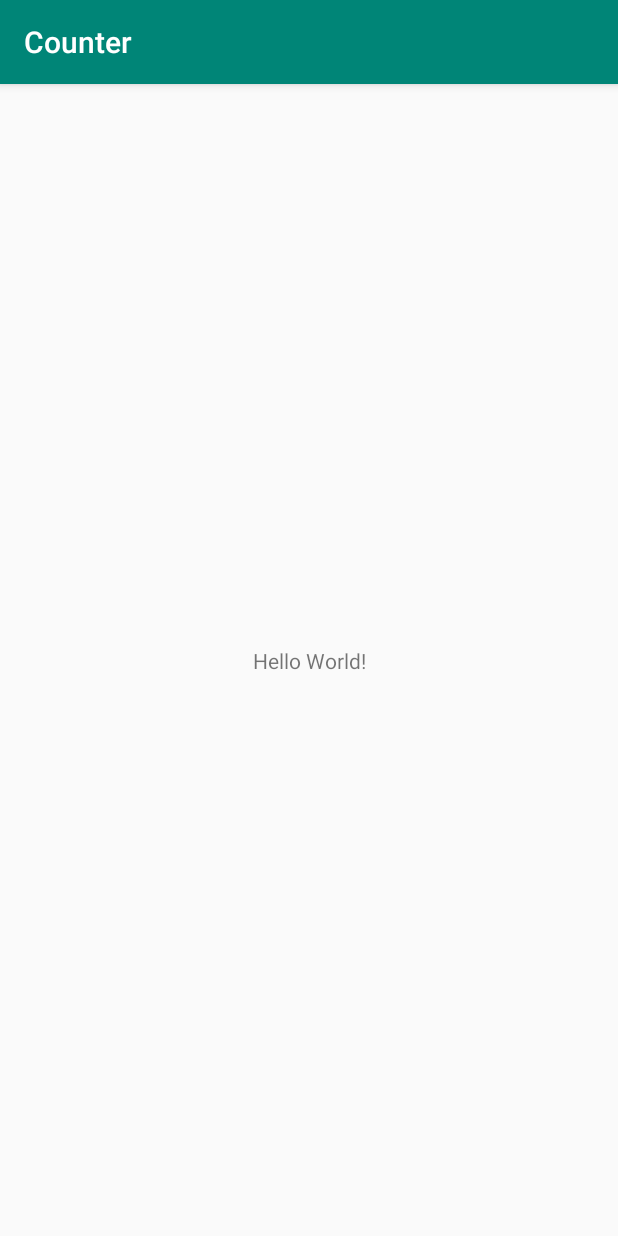
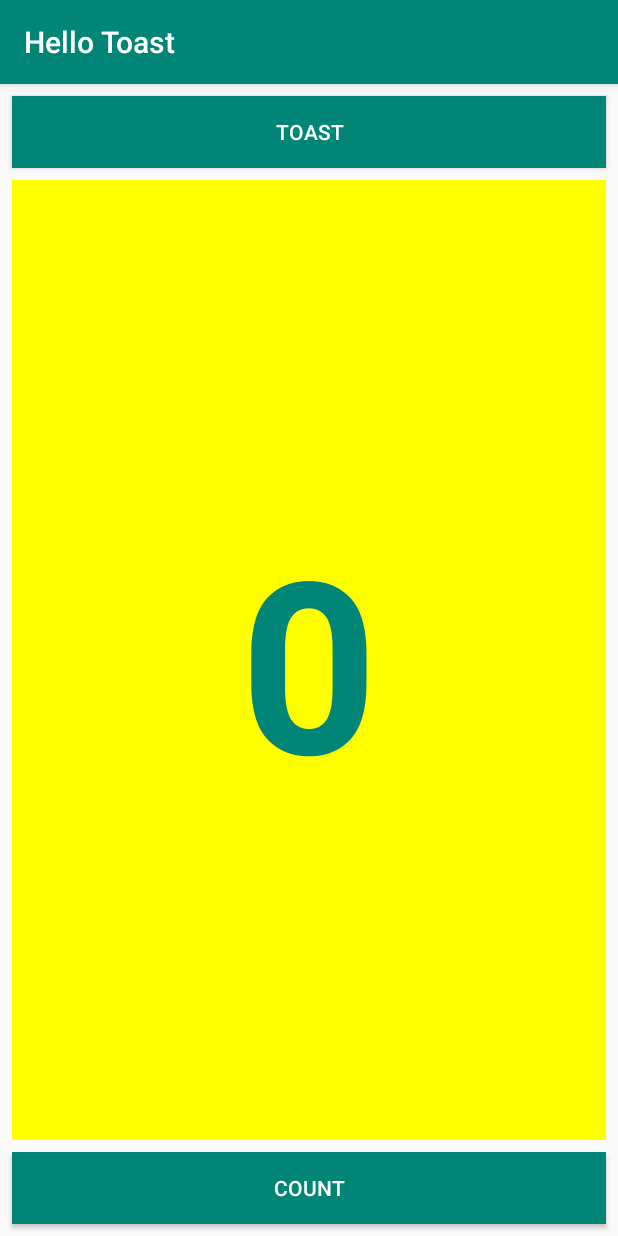
Before and after one commit to danielrpg/CounterExercise, an Android app: the screen it shows after launch (MainActivity), on a phone screen of 412 x 824 dp. Run offline under Robolectric (Android 15) with nearby library versions, the phone set to English and light mode, and no system bars.

Commit message:
Last changes in branch

```diff
--- a/app/src/main/java/com/gdfp/counter/MainActivity.java
+++ b/app/src/main/java/com/gdfp/counter/MainActivity.java
@@ -3,12 +3,29 @@ package com.gdfp.counter;
 import androidx.appcompat.app.AppCompatActivity;
 
 import android.os.Bundle;
+import android.view.View;
+import android.widget.TextView;
+import android.widget.Toast;
 
 public class MainActivity extends AppCompatActivity {
+    private int mCount = 0;
+    private TextView mShowCount;
 
     @Override
     protected void onCreate(Bundle savedInstanceState) {
         super.onCreate(savedInstanceState);
         setContentView(R.layout.activity_main);
+        mShowCount = findViewById(R.id.show_count);
+    }
+
+    public void showToast(View view) {
+        Toast toast = Toast.makeText(this, R.string.toast_message, Toast.LENGTH_SHORT);
+        toast.show();
+    }
+
+    public void countUp(View view) {
+        ++mCount;
+        if(mShowCount != null)
+            mShowCount.setText(Integer.toString(mCount));
     }
 }
--- a/app/src/main/res/layout/activity_main.xml
+++ b/app/src/main/res/layout/activity_main.xml
@@ -5,14 +5,53 @@
     android:layout_width="match_parent"
     android:layout_height="match_parent"
     tools:context=".MainActivity">
+    <Button
+        android:id="@+id/button_toast"
+        android:layout_width="0dp"
+        android:layout_height="wrap_content"
+        android:layout_marginEnd="8dp"
+        android:layout_marginStart="8dp"
+        android:layout_marginTop="8dp"
+        android:background="@color/colorPrimary"
+        android:text="@string/button_label_toast"
+        android:textColor="@android:color/white"
+        app:layout_constraintEnd_toEndOf="parent"
+        app:layout_constraintStart_toStartOf="parent"
+        app:layout_constraintTop_toTopOf="parent"
+        android:onClick="showToast"/>
+
+    <Button
+        android:id="@+id/button_count"
+        android:layout_width="0dp"
+        android:layout_height="wrap_content"
+        android:layout_marginBottom="8dp"
+        android:layout_marginEnd="8dp"
+        android:layout_marginStart="8dp"
+        android:background="@color/colorPrimary"
+        android:text="@string/button_label_count"
+        android:textColor="@android:color/white"
+        app:layout_constraintBottom_toBottomOf="parent"
+        app:layout_constraintEnd_toEndOf="parent"
+        app:layout_constraintStart_toStartOf="parent"
+        android:onClick="countUp"/>
 
     <TextView
-        android:layout_width="wrap_content"
-        android:layout_height="wrap_content"
-        android:text="Hello World!"
-        app:layout_constraintBottom_toBottomOf="parent"
-        app:layout_constraintLeft_toLeftOf="parent"
-        app:layout_constraintRight_toRightOf="parent"
-        app:layout_constraintTop_toTopOf="parent" />
-
+        android:id="@+id/show_count"
+        android:layout_width="0dp"
+        android:layout_height="0dp"
+        android:layout_marginBottom="8dp"
+        android:layout_marginEnd="8dp"
+        android:layout_marginStart="8dp"
+        android:layout_marginTop="8dp"
+        android:background="#FFFF00"
+        android:gravity="center_vertical"
+        android:text="@string/count_initial_value"
+        android:textAlignment="center"
+        android:textColor="@color/colorPrimary"
+        android:textSize="160sp"
+        android:textStyle="bold"
+        app:layout_constraintBottom_toTopOf="@+id/button_count"
+        app:layout_constraintEnd_toEndOf="parent"
+        app:layout_constraintStart_toStartOf="parent"
+        app:layout_constraintTop_toBottomOf="@+id/button_toast" />
 </androidx.constraintlayout.widget.ConstraintLayout>
--- a/app/src/main/res/values/strings.xml
+++ b/app/src/main/res/values/strings.xml
@@ -1,3 +1,7 @@
 <resources>
-    <string name="app_name">Counter</string>
+    <string name="app_name">Hello Toast</string>
+    <string name="button_label_toast">Toast</string>
+    <string name="button_label_count">Count</string>
+    <string name="count_initial_value">0</string>
+    <string name="toast_message">Hello Toast!</string>
 </resources>
```
